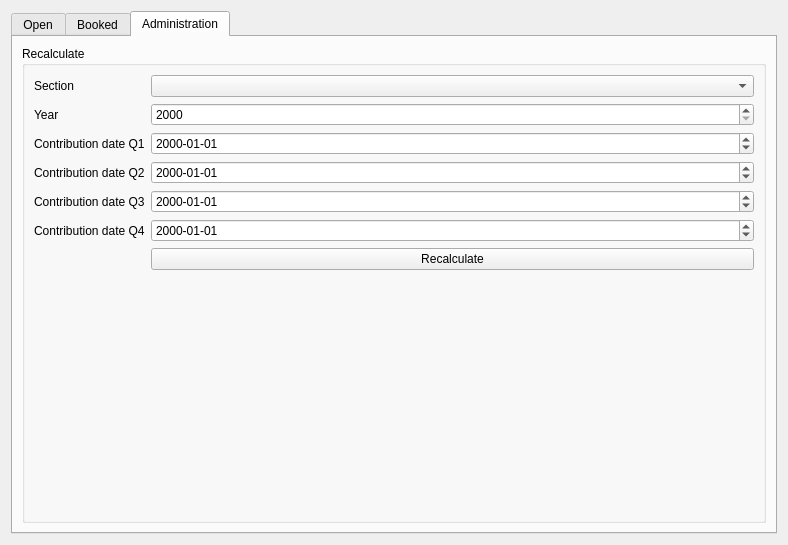
Before: the Qt Designer form forms/contributions.ui in LukyLuke/PiTres, drawn with Qt 5.
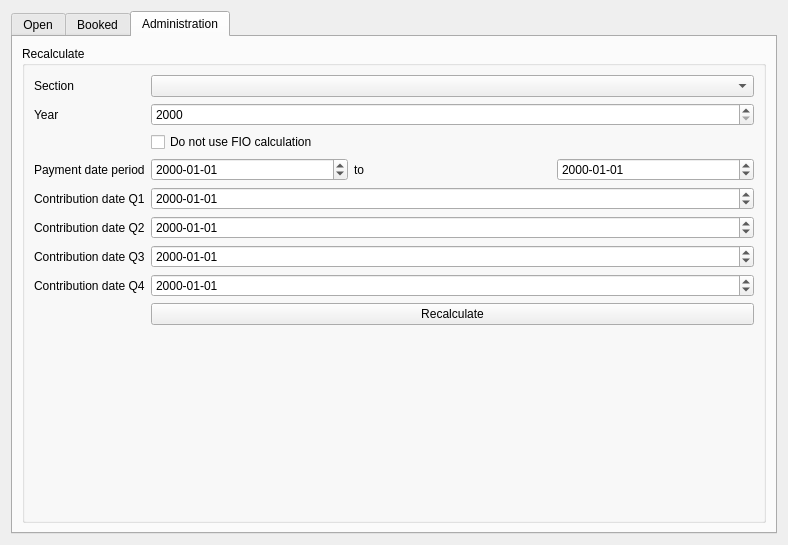
After: the same form once the commit is applied. The open tabs and pages were chosen to show the change. Icons and pictures are not drawn.

Commit message: Recalculation of contributions implemented and other changes

Patch:
```diff
--- a/forms/contributions.ui
+++ b/forms/contributions.ui
@@ -484,69 +484,108 @@
             </property>
            </widget>
           </item>
-          <item row="6" column="1">
+          <item row="8" column="1">
            <widget class="QPushButton" name="recalcButton">
             <property name="text">
              <string>Recalculate</string>
             </property>
            </widget>
           </item>
-          <item row="2" column="1">
+          <item row="4" column="1">
            <widget class="QDateEdit" name="recalcQ1">
             <property name="displayFormat">
              <string>yyyy-MM-dd</string>
             </property>
            </widget>
           </item>
-          <item row="3" column="1">
+          <item row="5" column="1">
            <widget class="QDateEdit" name="recalcQ2">
             <property name="displayFormat">
              <string>yyyy-MM-dd</string>
             </property>
            </widget>
           </item>
-          <item row="4" column="1">
+          <item row="6" column="1">
            <widget class="QDateEdit" name="recalcQ3">
             <property name="displayFormat">
              <string>yyyy-MM-dd</string>
             </property>
            </widget>
           </item>
-          <item row="5" column="1">
+          <item row="7" column="1">
            <widget class="QDateEdit" name="recalcQ4">
             <property name="displayFormat">
              <string>yyyy-MM-dd</string>
             </property>
            </widget>
           </item>
-          <item row="2" column="0">
+          <item row="4" column="0">
            <widget class="QLabel" name="label_7">
             <property name="text">
              <string>Contribution date Q1</string>
             </property>
            </widget>
           </item>
-          <item row="3" column="0">
+          <item row="5" column="0">
            <widget class="QLabel" name="label_9">
             <property name="text">
              <string>Contribution date Q2</string>
             </property>
            </widget>
           </item>
-          <item row="4" column="0">
+          <item row="6" column="0">
            <widget class="QLabel" name="label_10">
             <property name="text">
              <string>Contribution date Q3</string>
             </property>
            </widget>
           </item>
-          <item row="5" column="0">
+          <item row="7" column="0">
            <widget class="QLabel" name="label_11">
             <property name="text">
              <string>Contribution date Q4</string>
             </property>
            </widget>
           </item>
+          <item row="2" column="1">
+           <widget class="QCheckBox" name="checkNoFIO">
+            <property name="text">
+             <string>Do not use FIO calculation</string>
+            </property>
+           </widget>
+          </item>
+          <item row="3" column="0">
+           <widget class="QLabel" name="label_12">
+            <property name="text">
+             <string>Payment date period</string>
+            </property>
+           </widget>
+          </item>
+          <item row="3" column="1">
+           <layout class="QHBoxLayout" name="horizontalLayout_3">
+            <item>
+             <widget class="QDateEdit" name="recalcPeriodFrom">
+              <property name="displayFormat">
+               <string>yyyy-MM-dd</string>
+              </property>
+             </widget>
+            </item>
+            <item>
+             <widget class="QLabel" name="label_14">
+              <property name="text">
+               <string>to</string>
+              </property>
+             </widget>
+            </item>
+            <item>
+             <widget class="QDateEdit" name="recalcPeriodUntil">
+              <property name="displayFormat">
+               <string>yyyy-MM-dd</string>
+              </property>
+             </widget>
+            </item>
+           </layout>
+          </item>
          </layout>
         </widget>
        </item>
```
The commit also changes 2 other files.
